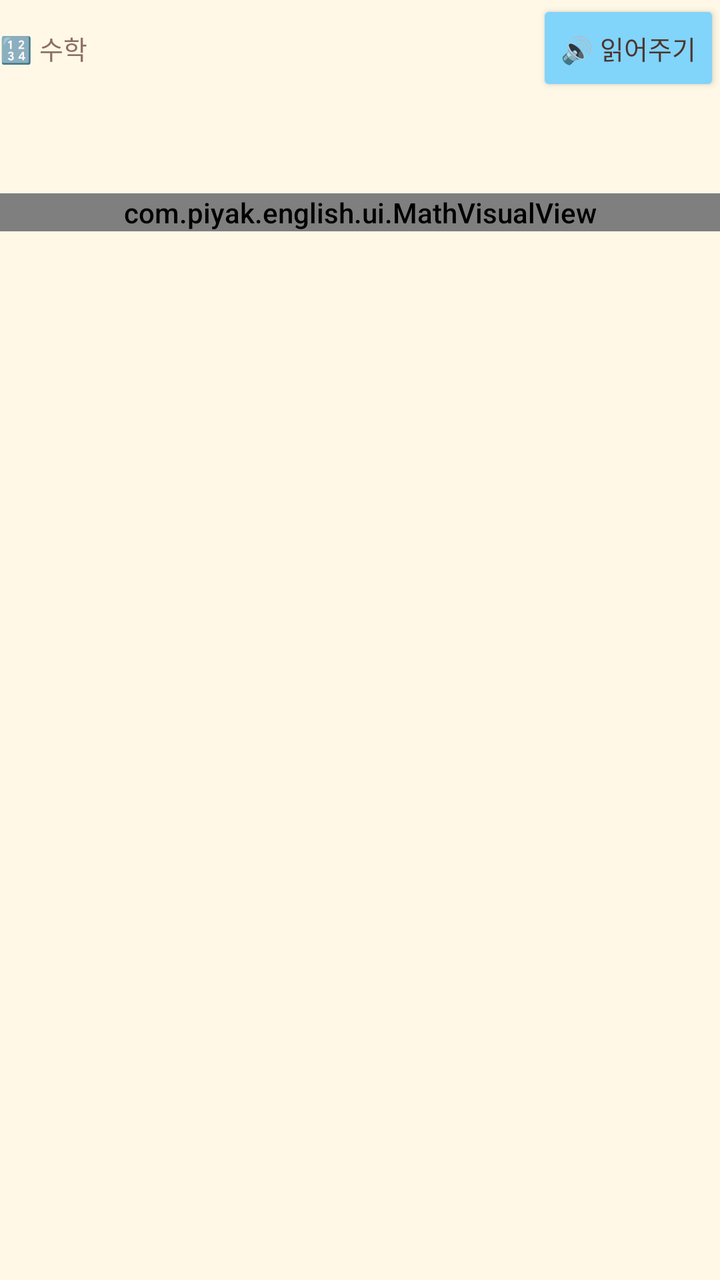
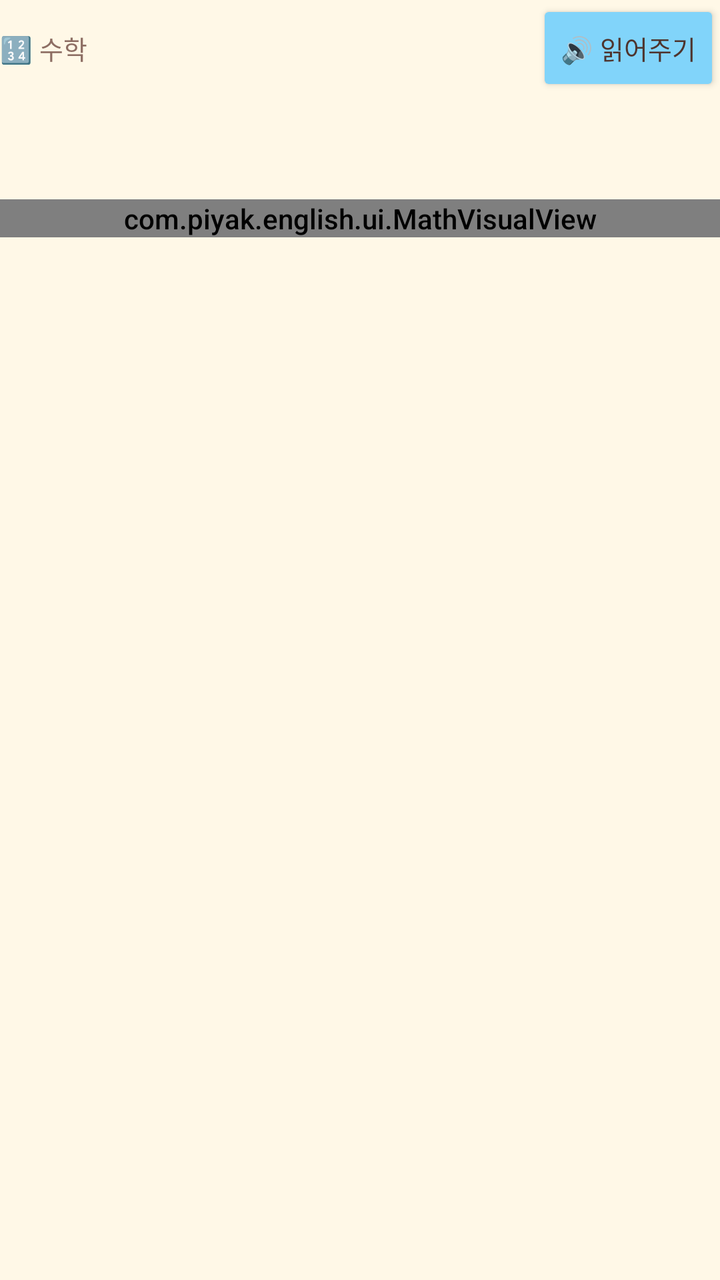

The first picture is an Android layout as it rendered before a commit; the second is the same layout after the commit. The layout source and the unified diff follow.
<!-- AndroidManifest.xml: application theme Theme.Piyak -->
<!-- res/layout/view_q_math.xml -->
<?xml version="1.0" encoding="utf-8"?>
<LinearLayout xmlns:android="http://schemas.android.com/apk/res/android"
    android:layout_width="match_parent" android:layout_height="wrap_content"
    android:orientation="vertical">

    <LinearLayout
        android:layout_width="match_parent" android:layout_height="wrap_content"
        android:orientation="horizontal" android:gravity="center_vertical">
        <TextView android:id="@+id/txtKind" android:layout_width="0dp" android:layout_height="wrap_content"
            android:layout_weight="1"
            android:textSize="13sp" android:textColor="@color/brown_soft" android:text="🔢 수학" />
        <Button android:id="@+id/btnSay" android:layout_width="wrap_content" android:layout_height="wrap_content"
            android:text="🔊 읽어주기" android:textSize="13sp"
            android:backgroundTint="@color/sky" android:textColor="@color/brown_text" />
    </LinearLayout>

    <TextView android:id="@+id/txtPrompt" android:layout_width="match_parent" android:layout_height="wrap_content"
        android:layout_marginTop="8dp" android:textSize="23sp" android:textStyle="bold"
        android:lineSpacingMultiplier="1.25" />

    
    <com.piyak.english.ui.FormulaView android:id="@+id/formulaView"
        android:layout_width="match_parent" android:layout_height="wrap_content"
        android:layout_marginTop="8dp" android:visibility="gone" />

    <com.piyak.english.ui.MathVisualView android:id="@+id/visual"
        android:layout_width="match_parent" android:layout_height="wrap_content"
        android:layout_marginTop="10dp" />

    
    <LinearLayout android:id="@+id/countBox"
        android:layout_width="match_parent" android:layout_height="wrap_content"
        android:orientation="horizontal" android:gravity="center_vertical"
        android:visibility="gone">
        <TextView android:id="@+id/txtCount" android:layout_width="0dp" android:layout_height="wrap_content"
            android:layout_weight="1" android:textSize="14sp" android:textColor="@color/brown_soft"
            android:text="👆 그림을 하나씩 짚어 세어 보세요" />
        <Button android:id="@+id/btnCountReset" android:layout_width="wrap_content" android:layout_height="wrap_content"
            android:minWidth="0dp" android:paddingHorizontal="12dp"
            android:text="다시 세기" android:textSize="12sp"
            android:backgroundTint="@color/cream_dark" android:textColor="@color/brown_text" />
    </LinearLayout>

    
    <LinearLayout android:id="@+id/numberBox"
        android:layout_width="match_parent" android:layout_height="wrap_content"
        android:orientation="vertical" android:visibility="gone">
        <TextView android:id="@+id/txtAnswer"
            android:layout_width="match_parent" android:layout_height="wrap_content"
            android:layout_marginTop="12dp" android:padding="14dp"
            android:background="@drawable/bg_tile" android:gravity="center"
            android:textSize="30sp" android:textStyle="bold" android:hint="?" />
        <com.piyak.english.ui.NumberPadView android:id="@+id/numberPad"
            android:layout_width="match_parent" android:layout_height="wrap_content"
            android:layout_marginTop="10dp" />
    </LinearLayout>

    
    <GridLayout android:id="@+id/choicesGrid"
        android:layout_width="match_parent" android:layout_height="wrap_content"
        android:layout_marginTop="14dp" android:columnCount="2" android:visibility="gone" />

    
    <EditText android:id="@+id/editAnswer"
        android:layout_width="match_parent" android:layout_height="wrap_content"
        android:layout_marginTop="14dp" android:padding="14dp"
        android:background="@drawable/bg_tile" android:textSize="18sp"
        android:inputType="textNoSuggestions|textVisiblePassword" android:imeOptions="actionDone"
        android:hint="답을 입력하세요" android:importantForAutofill="no"
        android:visibility="gone" />
</LinearLayout>
<!-- resources referenced by this layout -->
<resources>
  <color name="brown_soft">#8D6E63</color>
  <color name="brown_text">#4E342E</color>
  <color name="cream_dark">#FFF0CC</color>
  <color name="sky">#81D4FA</color>
  <!-- drawable bg_tile (drawable) -->
  <?xml version="1.0" encoding="utf-8"?>
  <shape xmlns:android="http://schemas.android.com/apk/res/android" android:shape="rectangle">
      <solid android:color="@color/white"/>
      <stroke android:width="2dp" android:color="@color/tile_border"/>
      <corners android:radius="14dp"/>
  </shape>
  <style name="Theme.Piyak" parent="Theme.Material3.Light.NoActionBar">
          <item name="colorPrimary">@color/chick_yellow</item>
          <item name="colorOnPrimary">@color/brown_text</item>
          <item name="colorPrimaryContainer">@color/cream_dark</item>
          <item name="colorOnPrimaryContainer">@color/brown_text</item>
          <item name="colorSecondary">@color/coral</item>
          <item name="colorOnSecondary">@color/white</item>
          <item name="android:windowBackground">@color/cream</item>
          <item name="android:statusBarColor">@color/cream</item>
          <item name="android:windowLightStatusBar">true</item>
          <item name="android:navigationBarColor">@color/cream</item>
          <item name="android:textColor">@color/brown_text</item>
          <item name="android:fontFamily">sans-serif-medium</item>
      </style>
  <color name="white">#FFFFFF</color>
  <color name="tile_border">#FFE082</color>
  <color name="chick_yellow">#FFD54F</color>
  <color name="coral">#FF8A80</color>
  <color name="cream">#FFF8E7</color>
</resources>

<!-- the commit's change to res/layout/view_q_math.xml (unified diff, before → after) -->
@@ -15,7 +15,7 @@
     </LinearLayout>
 
     <TextView android:id="@+id/txtPrompt" android:layout_width="match_parent" android:layout_height="wrap_content"
-        android:layout_marginTop="8dp" android:textSize="23sp" android:textStyle="bold"
+        android:layout_marginTop="8dp" android:textSize="25sp" android:textStyle="bold"
         android:lineSpacingMultiplier="1.25" />
 
     
